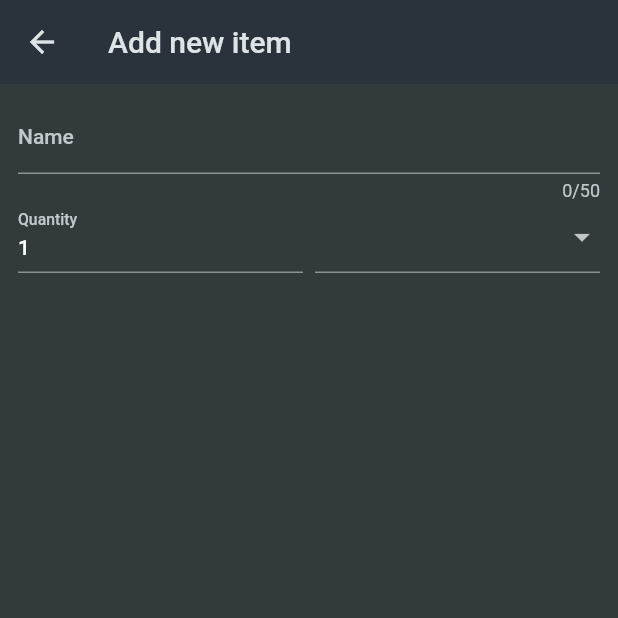
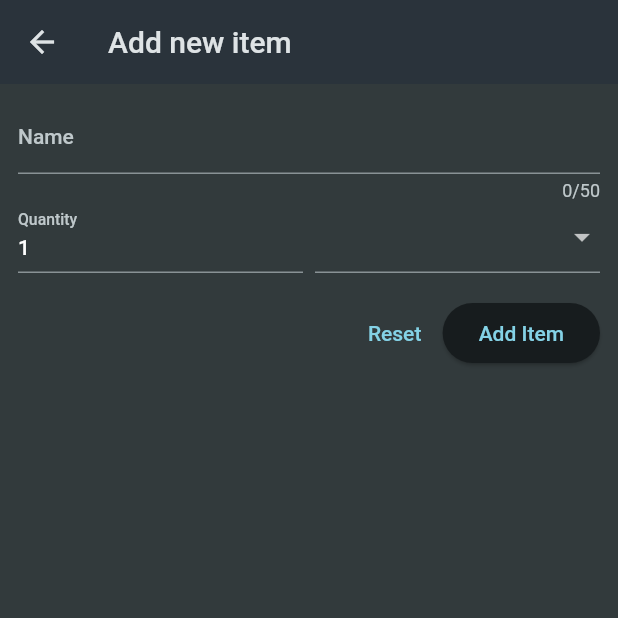
Before and after one commit to tristantanjh/FlutterAndDartGuide2023, a Flutter app: the AddNewItem screen opened directly, on a phone screen of 412 x 824 dp, the top half of it. Run offline on Flutter 3.47's test engine with Material 2 defaults, Android fonts, the phone set to English and light mode, and no system bars; our stand-ins replace flutter_riverpod, google_fonts, transparent_image.

Commit message:
Add validation to form

```diff
--- a/shopping_list/lib/widgets/add_new_item.dart
+++ b/shopping_list/lib/widgets/add_new_item.dart
@@ -1,4 +1,5 @@
 import 'package:flutter/material.dart';
+import 'package:flutter/services.dart';
 import 'package:shopping_list/data/category_data.dart';
 
 class AddNewItem extends StatefulWidget {
@@ -9,6 +10,13 @@ class AddNewItem extends StatefulWidget {
 }
 
 class _AddNewItemState extends State<AddNewItem> {
+  final _formKey = GlobalKey<FormState>();
+
+  void _saveItem() {
+    // Allows validation and error messages to be shown
+    _formKey.currentState!.validate();
+  }
+
   @override
   Widget build(BuildContext context) {
     return Scaffold(
@@ -18,6 +26,7 @@ class _AddNewItemState extends State<AddNewItem> {
       body: Padding(
         padding: const EdgeInsets.all(12),
         child: Form(
+          key: _formKey,
           child: Column(
             children: [
               TextFormField(
@@ -25,7 +34,15 @@ class _AddNewItemState extends State<AddNewItem> {
                 decoration: const InputDecoration(
                   label: Text('Name'),
                 ),
-                validator: ((value) => 'Test'),
+                validator: (value) {
+                  if (value == null ||
+                      value.isEmpty ||
+                      value.trim().length <= 1 ||
+                      value.trim().length > 50) {
+                    return 'Name of item must be between 1 and 50 characters long!';
+                  }
+                  return null;
+                },
               ),
               Row(
                 crossAxisAlignment: CrossAxisAlignment.end,
@@ -35,7 +52,21 @@ class _AddNewItemState extends State<AddNewItem> {
                       decoration: const InputDecoration(
                         label: Text('Quantity'),
                       ),
+                      keyboardType: TextInputType.number,
                       initialValue: '1',
+                      inputFormatters: <TextInputFormatter>[
+                        FilteringTextInputFormatter.allow(RegExp(
+                            r'^[1-9]\d*$')), // Regex to allow positive numbers only
+                      ],
+                      validator: (value) {
+                        if (value == null ||
+                            value.isEmpty ||
+                            int.tryParse(value) == null ||
+                            int.tryParse(value)! <= 0) {
+                          return 'Enter a valid positive number!';
+                        }
+                        return null;
+                      },
                     ),
                   ),
                   const SizedBox(
@@ -65,7 +96,26 @@ class _AddNewItemState extends State<AddNewItem> {
                     ),
                   ),
                 ],
-              )
+              ),
+              const SizedBox(
+                height: 16,
+              ),
+              Row(
+                mainAxisAlignment: MainAxisAlignment.end,
+                children: [
+                  TextButton(
+                    onPressed: () {
+                      // resets state of form
+                      _formKey.currentState!.reset();
+                    },
+                    child: const Text('Reset'),
+                  ),
+                  ElevatedButton(
+                    onPressed: _saveItem,
+                    child: const Text('Add Item'),
+                  ),
+                ],
+              ),
             ],
           ),
         ),
```
